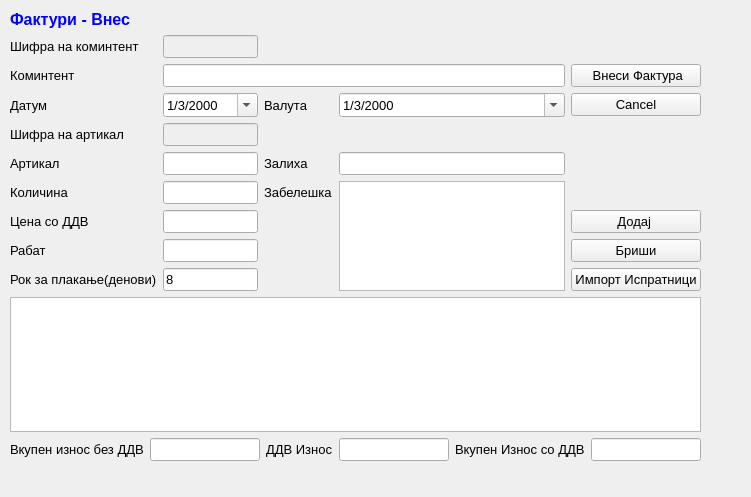
Old version of the form sterna/Fakturi/fakturivnes.ui in the repository srgank/sterna_x.
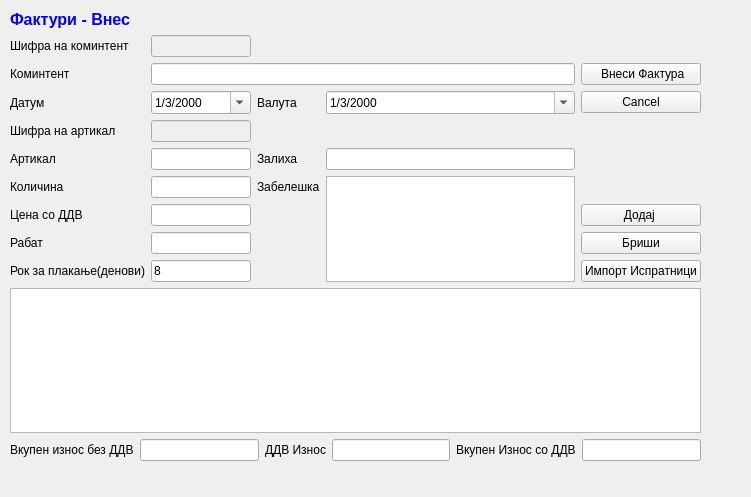
New version of the form. Icons and pictures are not drawn.

```diff
--- a/sterna/Fakturi/fakturivnes.ui
+++ b/sterna/Fakturi/fakturivnes.ui
@@ -22,11 +22,6 @@
      <height>451</height>
     </rect>
    </property>
-   <property name="font">
-    <font>
-     <pointsize>10</pointsize>
-    </font>
-   </property>
    <layout class="QGridLayout" name="gridLayout">
     <item row="10" column="0">
      <widget class="QLabel" name="label_9">
@@ -37,11 +32,6 @@
     </item>
     <item row="8" column="4">
      <widget class="QPushButton" name="pushButton_3">
-      <property name="font">
-       <font>
-        <pointsize>10</pointsize>
-       </font>
-      </property>
       <property name="text">
        <string>Додај </string>
       </property>
@@ -59,32 +49,16 @@
     </item>
     <item row="4" column="2">
      <widget class="QLabel" name="label_11">
-      <property name="font">
-       <font>
-        <pointsize>10</pointsize>
-       </font>
-      </property>
       <property name="text">
        <string>Валута</string>
       </property>
      </widget>
     </item>
     <item row="9" column="1">
-     <widget class="QLineEdit" name="lineEdit_6">
-      <property name="font">
-       <font>
-        <pointsize>10</pointsize>
-       </font>
-      </property>
-     </widget>
+     <widget class="QLineEdit" name="lineEdit_6"/>
     </item>
     <item row="0" column="0" colspan="2">
      <widget class="QLabel" name="label_4">
-      <property name="font">
-       <font>
-        <pointsize>10</pointsize>
-       </font>
-      </property>
       <property name="text">
        <string>&lt;!DOCTYPE HTML PUBLIC &quot;-//W3C//DTD HTML 4.0//EN&quot; &quot;http://www.w3.org/TR/REC-html40/strict.dtd&quot;&gt;
 &lt;html&gt;&lt;head&gt;&lt;meta name=&quot;qrichtext&quot; content=&quot;1&quot; /&gt;&lt;style type=&quot;text/css&quot;&gt;
@@ -96,11 +70,6 @@
     </item>
     <item row="3" column="4">
      <widget class="QPushButton" name="pushButton_4">
-      <property name="font">
-       <font>
-        <pointsize>10</pointsize>
-       </font>
-      </property>
       <property name="text">
        <string> Внеси Фактура</string>
       </property>
@@ -112,11 +81,6 @@
     </item>
     <item row="4" column="0">
      <widget class="QLabel" name="label_2">
-      <property name="font">
-       <font>
-        <pointsize>10</pointsize>
-       </font>
-      </property>
       <property name="text">
        <string>Датум</string>
       </property>
@@ -124,11 +88,6 @@
     </item>
     <item row="4" column="4">
      <widget class="QPushButton" name="pushButton_5">
-      <property name="font">
-       <font>
-        <pointsize>10</pointsize>
-       </font>
-      </property>
       <property name="text">
        <string>Cancel</string>
       </property>
@@ -136,11 +95,6 @@
     </item>
     <item row="6" column="0">
      <widget class="QLabel" name="label_3">
-      <property name="font">
-       <font>
-        <pointsize>10</pointsize>
-       </font>
-      </property>
       <property name="text">
        <string>Артикал</string>
       </property>
@@ -148,11 +102,6 @@
     </item>
     <item row="9" column="0">
      <widget class="QLabel" name="label_8">
-      <property name="font">
-       <font>
-        <pointsize>10</pointsize>
-       </font>
-      </property>
       <property name="text">
        <string>Рабат</string>
       </property>
@@ -160,32 +109,16 @@
     </item>
     <item row="9" column="4">
      <widget class="QPushButton" name="pushButton_6">
-      <property name="font">
-       <font>
-        <pointsize>10</pointsize>
-       </font>
-      </property>
       <property name="text">
        <string>Бриши</string>
       </property>
      </widget>
     </item>
     <item row="11" column="0" colspan="5">
-     <widget class="QTableView" name="tableView">
-      <property name="font">
-       <font>
-        <pointsize>10</pointsize>
-       </font>
-      </property>
-     </widget>
+     <widget class="QTableView" name="tableView"/>
     </item>
     <item row="4" column="1">
      <widget class="QDateTimeEdit" name="dateTimeEdit">
-      <property name="font">
-       <font>
-        <pointsize>10</pointsize>
-       </font>
-      </property>
       <property name="date">
        <date>
         <year>2000</year>
@@ -213,11 +146,6 @@
       <property name="enabled">
        <bool>true</bool>
       </property>
-      <property name="font">
-       <font>
-        <pointsize>10</pointsize>
-       </font>
-      </property>
       <property name="toolTip">
        <string>&lt;html&gt;&lt;head/&gt;&lt;body&gt;&lt;p&gt;Притисни ЕНТЕР за да те однесе во листата&lt;/p&gt;&lt;/body&gt;&lt;/html&gt;</string>
       </property>
@@ -228,11 +156,6 @@
     </item>
     <item row="4" column="3">
      <widget class="QDateTimeEdit" name="dateTimeEdit_2">
-      <property name="font">
-       <font>
-        <pointsize>10</pointsize>
-       </font>
-      </property>
       <property name="date">
        <date>
         <year>2000</year>
@@ -253,11 +176,6 @@
       <property name="enabled">
        <bool>true</bool>
       </property>
-      <property name="font">
-       <font>
-        <pointsize>10</pointsize>
-       </font>
-      </property>
       <property name="toolTip">
        <string>&lt;html&gt;&lt;head/&gt;&lt;body&gt;&lt;p&gt;Притисни ЕНТЕР за да те однесе во листата&lt;/p&gt;&lt;/body&gt;&lt;/html&gt;</string>
       </property>
@@ -275,11 +193,6 @@
     </item>
     <item row="6" column="2">
      <widget class="QLabel" name="label_7">
-      <property name="font">
-       <font>
-        <pointsize>10</pointsize>
-       </font>
-      </property>
       <property name="text">
        <string>Залиха</string>
       </property>
@@ -287,11 +200,6 @@
     </item>
     <item row="6" column="3">
      <widget class="QLineEdit" name="lineEdit_5">
-      <property name="font">
-       <font>
-        <pointsize>10</pointsize>
-       </font>
-      </property>
       <property name="readOnly">
        <bool>true</bool>
       </property>
@@ -301,30 +209,13 @@
      <widget class="QTextEdit" name="textEdit"/>
     </item>
     <item row="8" column="1">
-     <widget class="QLineEdit" name="lineEdit_3">
-      <property name="font">
-       <font>
-        <pointsize>10</pointsize>
-       </font>
-      </property>
-     </widget>
+     <widget class="QLineEdit" name="lineEdit_3"/>
     </item>
     <item row="7" column="1">
-     <widget class="QLineEdit" name="lineEdit_4">
-      <property name="font">
-       <font>
-        <pointsize>10</pointsize>
-       </font>
-      </property>
-     </widget>
+     <widget class="QLineEdit" name="lineEdit_4"/>
     </item>
     <item row="8" column="0">
      <widget class="QLabel" name="label_5">
-      <property name="font">
-       <font>
-        <pointsize>10</pointsize>
-       </font>
-      </property>
       <property name="text">
        <string>Цена со ДДВ</string>
       </property>
@@ -332,11 +223,6 @@
     </item>
     <item row="7" column="0">
      <widget class="QLabel" name="label_6">
-      <property name="font">
-       <font>
-        <pointsize>10</pointsize>
-       </font>
-      </property>
       <property name="text">
        <string>Количина</string>
       </property>
@@ -390,11 +276,6 @@
     </item>
     <item row="3" column="0">
      <widget class="QLabel" name="label">
-      <property name="font">
-       <font>
-        <pointsize>10</pointsize>
-       </font>
-      </property>
       <property name="text">
        <string>Коминтент</string>
       </property>
```
